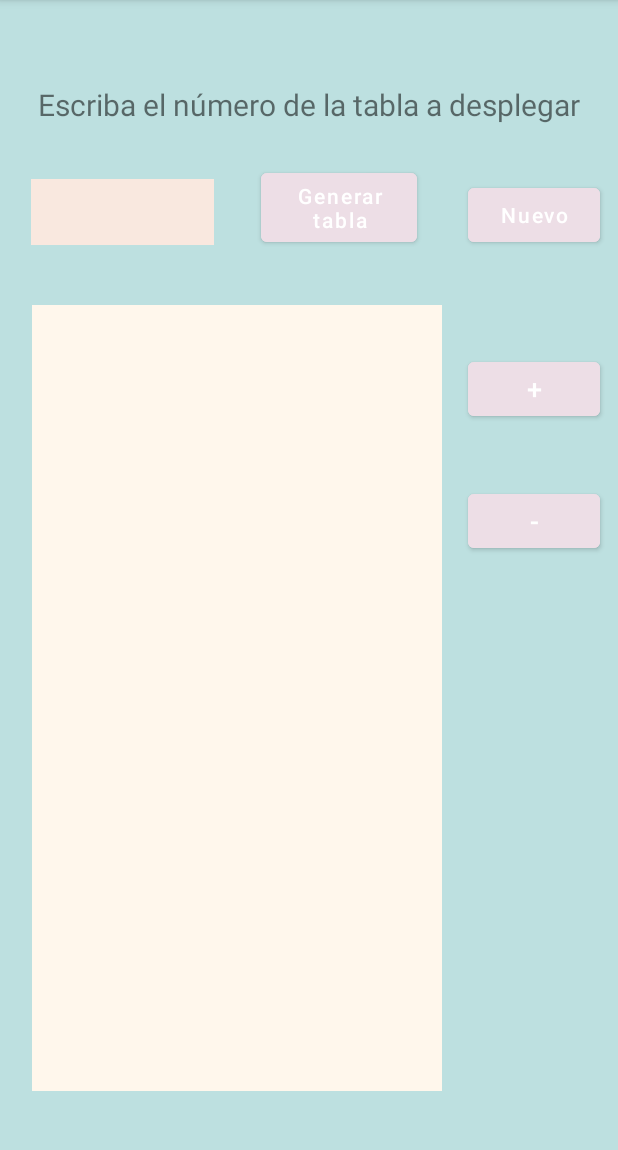
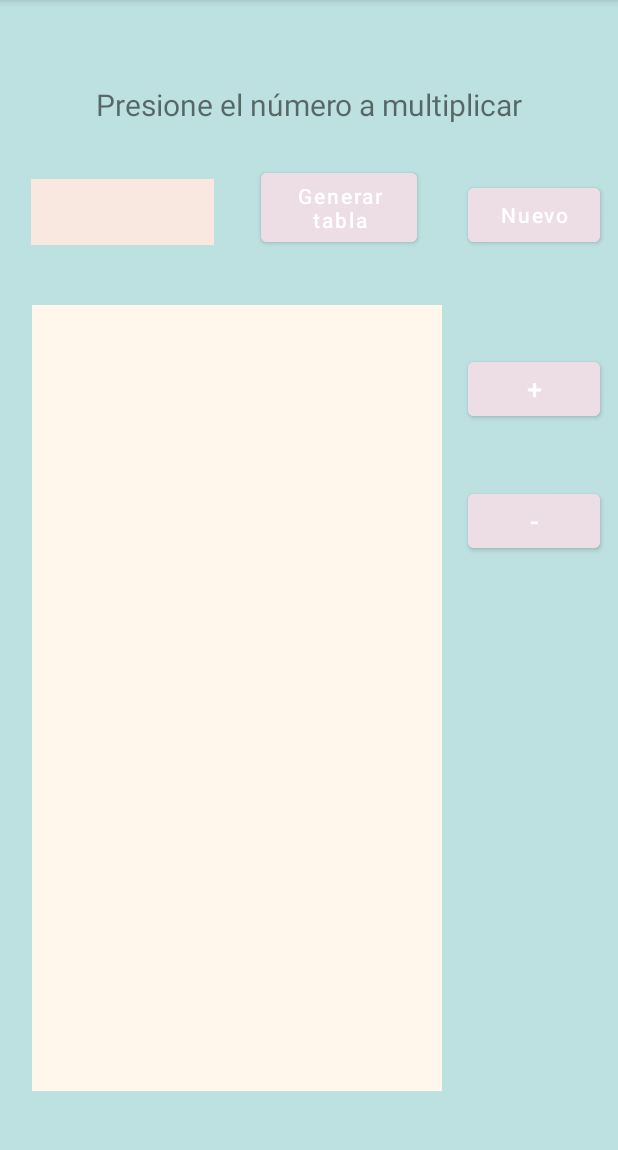
Before and after one commit to KevinEscobarDeveloper/Tabla-de-multiplicar, an Android app: the screen it shows after launch (MainActivity), on a phone screen of 412 x 824 dp, the part 84-1234 px from its top. Run offline under Robolectric (Android 15) with nearby library versions, the phone set to English and light mode, and no system bars.

Commit message:
se modificó un text view

```diff
--- a/app/src/main/res/layout/activity_main.xml
+++ b/app/src/main/res/layout/activity_main.xml
@@ -55,7 +55,7 @@
             android:layout_width="wrap_content"
             android:layout_height="wrap_content"
             android:layout_marginTop="56dp"
-            android:text="Escriba el número de la tabla a desplegar"
+            android:text="Presione el número a multiplicar"
             android:textSize="20dp"
             app:layout_constraintEnd_toEndOf="parent"
             app:layout_constraintStart_toStartOf="parent"
```
